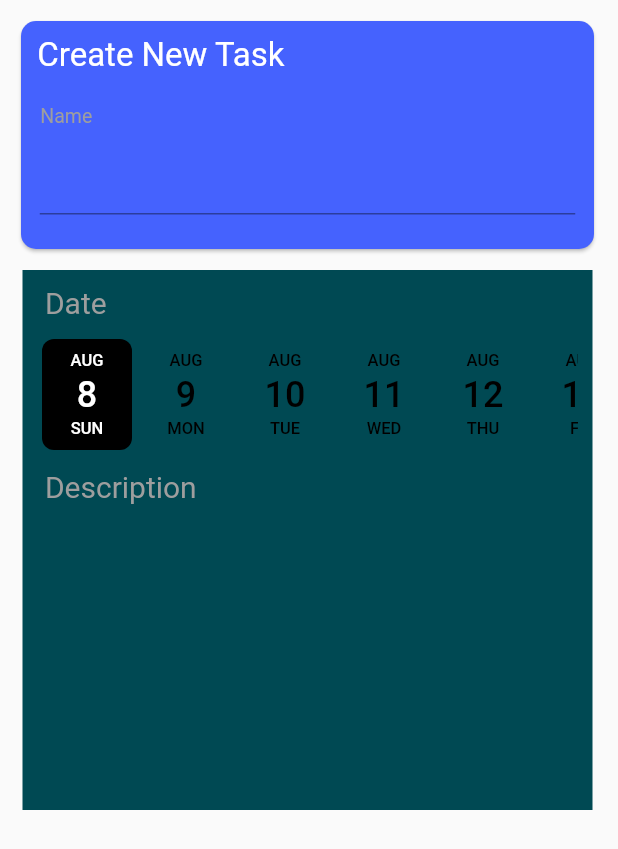
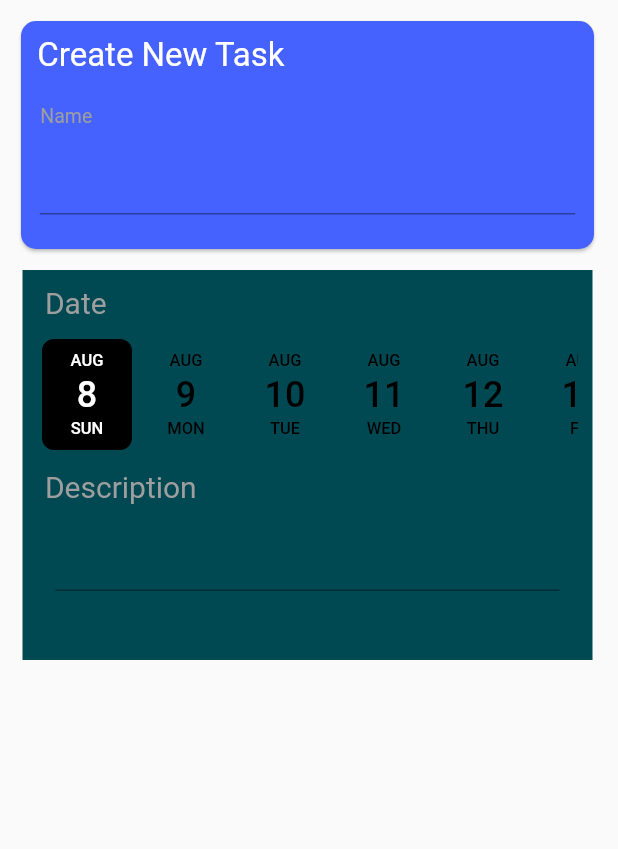
Before and after one commit to zdravkostanin1/tasklist, a Flutter app: the screen it shows after launch, after a tap on the "add" icon, on a phone screen of 412 x 824 dp. Shown: the top 849 px of the screen. Run offline on Flutter 3.47's test engine with Material 2 defaults, Android fonts, the phone set to English and light mode, and no system bars; drawn by our look-alikes of date_picker_timeline; our stand-ins replace animated_bottom_navigation_bar; missing offline and left inert: calendar_appbar.

Commit message:
Added a TextField, for Description of the task that you'll add.

```diff
--- a/lib/CreateTaskScreen.dart
+++ b/lib/CreateTaskScreen.dart
@@ -87,7 +87,7 @@ class _CreateTaskState extends State<CreateTask> {
             Container(
               /// Fixing Width & height
               width: 380.0,
-              height: 360.0,
+              height: 260.0,
               padding: EdgeInsets.all(10),
 
               /// Colors
@@ -136,6 +136,26 @@ class _CreateTaskState extends State<CreateTask> {
                       fontSize: 20.0,
                     ),
                   ),
+
+                  /// SizedBox for space
+                  SizedBox(
+                    height: 10.0,
+                  ),
+
+                  /// Container for the Description TextField
+                  Container(
+                    /// Fixing a width
+                    width: 360.0,
+
+                    /// Setting the margins
+                    margin: EdgeInsets.fromLTRB(12, 0.0, 12, 0.0),
+                    child: TextField(
+                      style: TextStyle(
+                        /// Changing the color of the text that the users input
+                        color: Colors.white,
+                      ),
+                    ),
+                  ),
                 ],
               ),
             ),
```
